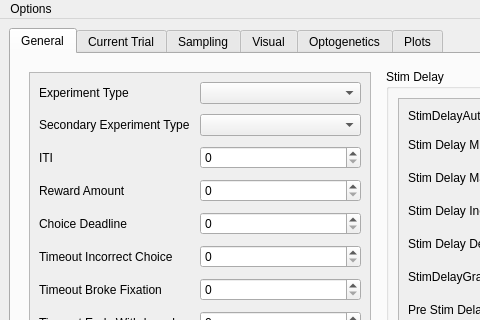
ckarageorgkaneen/mouse2afc, file mouse2afc/task_parameters.ui: the form before one commit; both pictures show x 0 to 480 and y 0 to 320 of the 1131 by 770 pixel window.
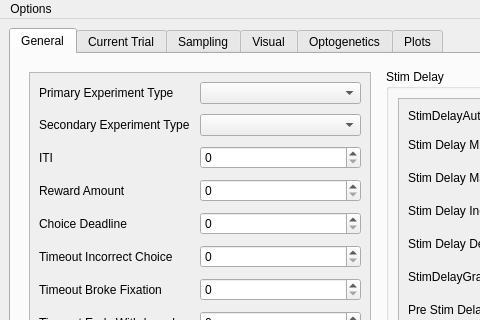
The form after the commit.

Commit message: Create `primary_experiment_type`

Patch:
```diff
--- a/mouse2afc/task_parameters.ui
+++ b/mouse2afc/task_parameters.ui
@@ -75,7 +75,7 @@
                  <item row="0" column="0">
                   <widget class="QLabel" name="experimentTypeLabel">
                    <property name="text">
-                    <string>Experiment Type</string>
+                    <string>Primary Experiment Type</string>
                    </property>
                   </widget>
                  </item>
```
Left out of the diff: 4 changed lines with no effect on the pictures. The commit also changes 3 other files.
